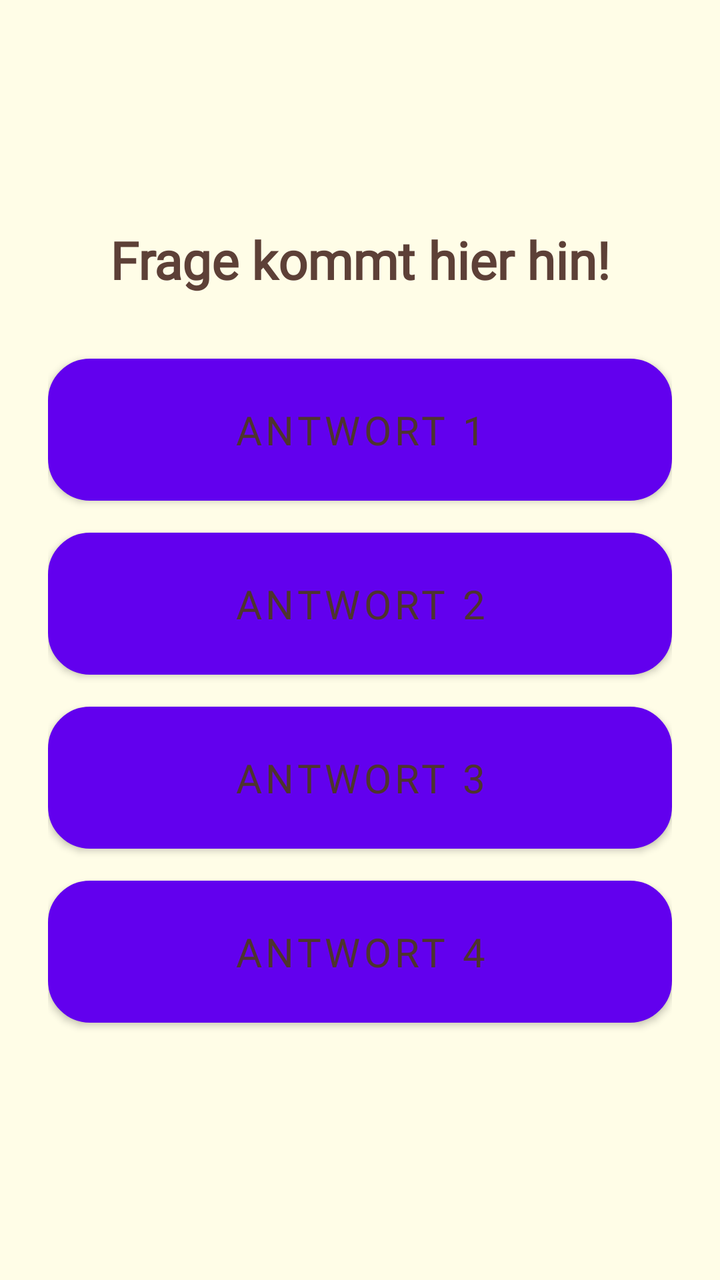
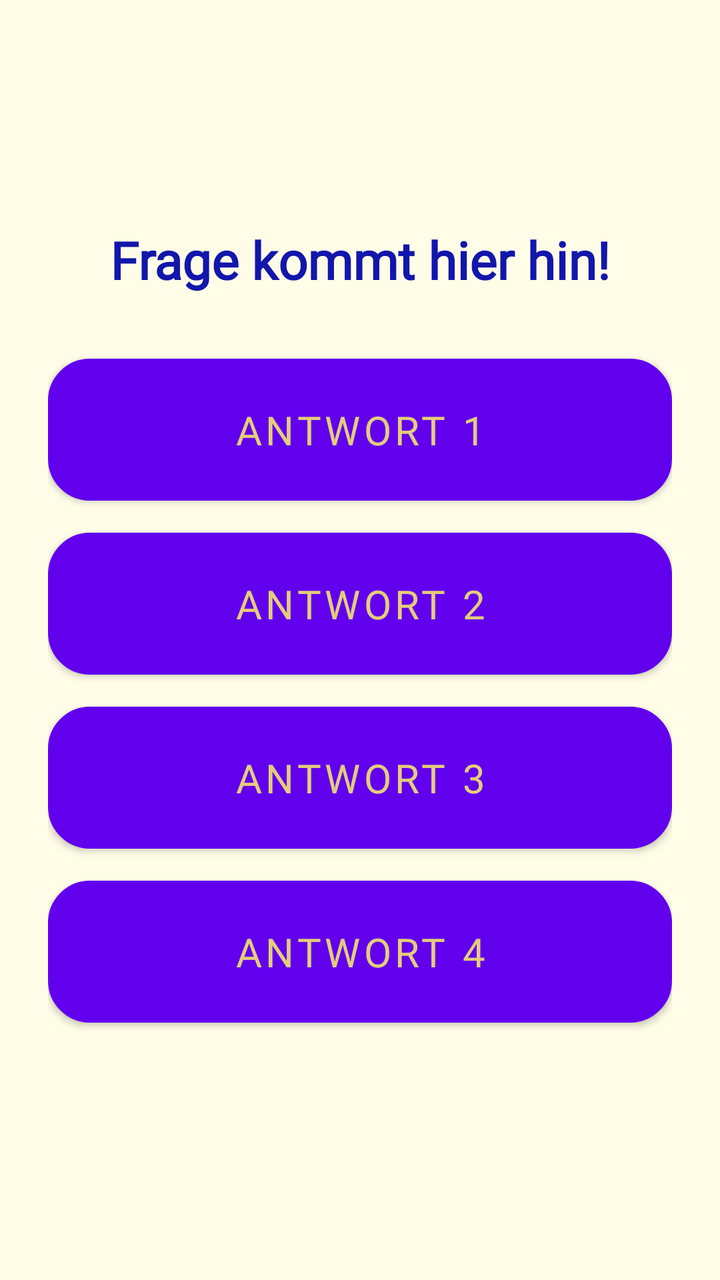

Compare the two renders of this Android layout. The source of the first and the diff that turns it into the second are given below.
<!-- AndroidManifest.xml: application theme Theme.ARApp -->
<!-- res/layout/activity_quiz.xml -->
<?xml version="1.0" encoding="utf-8"?>
<LinearLayout xmlns:android="http://schemas.android.com/apk/res/android"
    android:layout_width="match_parent"
    android:layout_height="match_parent"
    android:orientation="vertical"
    android:padding="24dp"
    android:gravity="center"
    android:background="#FFFDE7">

    <TextView
        android:id="@+id/quizQuestion"
        android:layout_width="match_parent"
        android:layout_height="wrap_content"
        android:text="Frage kommt hier hin!"
        android:textSize="26sp"
        android:textStyle="bold"
        android:fontFamily="@font/comic_reg"
        android:gravity="center"
        android:layout_marginBottom="32dp"
        android:textColor="#5D4037" />

    <Button
        android:id="@+id/answer1"
        style="@style/QuizButtonStyle"
        android:text="Antwort 1" />

    <Button
        android:id="@+id/answer2"
        style="@style/QuizButtonStyle"
        android:text="Antwort 2" />

    <Button
        android:id="@+id/answer3"
        style="@style/QuizButtonStyle"
        android:text="Antwort 3" />

    <Button
        android:id="@+id/answer4"
        style="@style/QuizButtonStyle"
        android:text="Antwort 4" />

</LinearLayout>
<!-- resources referenced by this layout -->
<resources>
  <style name="QuizButtonStyle">
          <item name="android:layout_width">match_parent</item>
          <item name="android:layout_height">wrap_content</item>
          <item name="android:fontFamily">@font/comic_reg</item>
          <item name="android:textSize">20sp</item>
          <item name="android:layout_marginBottom">16dp</item>
          <item name="android:backgroundTint">#FFECB3</item>
          <item name="android:textColor">#4E342E</item>
          <item name="android:padding">16dp</item>
          <item name="android:background">@drawable/rounded_button</item>
      </style>
  <style name="Theme.ARApp" parent="Theme.MaterialComponents.DayNight.DarkActionBar">
          
          <item name="colorPrimary">@color/purple_500</item>
          <item name="colorPrimaryVariant">@color/purple_700</item>
          <item name="colorOnPrimary">@color/white</item>
          
          <item name="colorSecondary">@color/teal_200</item>
          <item name="colorSecondaryVariant">@color/teal_700</item>
          <item name="colorOnSecondary">@color/black</item>
          
          <item name="android:statusBarColor">?attr/colorPrimaryVariant</item>
          
      </style>
  <!-- drawable rounded_button (drawable) -->
  <?xml version="1.0" encoding="utf-8"?>
  <shape xmlns:android="http://schemas.android.com/apk/res/android"
      android:shape="rectangle">
      <solid android:color="#FFECB3" />
      <corners android:radius="20dp" />
      <stroke android:width="2dp" android:color="#FFD54F"/>
  </shape>
  <color name="purple_500">#FF6200EE</color>
  <color name="purple_700">#FF3700B3</color>
  <color name="white">#FFFFFFFF</color>
  <color name="teal_200">#FF03DAC5</color>
  <color name="teal_700">#FF018786</color>
  <color name="black">#FF000000</color>
</resources>

<!-- the commit's change to res/layout/activity_quiz.xml (unified diff, before → after) -->
@@ -11,32 +11,36 @@
         android:id="@+id/quizQuestion"
         android:layout_width="match_parent"
         android:layout_height="wrap_content"
-        android:text="Frage kommt hier hin!"
+        android:text="@string/frage_kommt_hier_hin"
         android:textSize="26sp"
         android:textStyle="bold"
         android:fontFamily="@font/comic_reg"
         android:gravity="center"
         android:layout_marginBottom="32dp"
-        android:textColor="#5D4037" />
+        android:textColor="#1216AB" />
 
     <Button
         android:id="@+id/answer1"
         style="@style/QuizButtonStyle"
-        android:text="Antwort 1" />
+        android:text="@string/antwort_1"
+        android:textColor="#E4CD7A"/>
 
     <Button
         android:id="@+id/answer2"
         style="@style/QuizButtonStyle"
-        android:text="Antwort 2" />
+        android:text="@string/antwort_2"
+        android:textColor="#E4CD7A"/>
 
     <Button
         android:id="@+id/answer3"
         style="@style/QuizButtonStyle"
-        android:text="Antwort 3" />
+        android:text="@string/antwort_3"
+        android:textColor="#E4CD7A"/>
 
     <Button
         android:id="@+id/answer4"
         style="@style/QuizButtonStyle"
-        android:text="Antwort 4" />
+        android:text="@string/antwort_4"
+        android:textColor="#E4CD7A"/>
 
 </LinearLayout>
<!-- resource entries referenced after the edit -->
@@ -1,5 +1,10 @@
 <!-- resources referenced by this layout -->
 <resources>
+  <string name="antwort_1">Antwort 1</string>
+  <string name="antwort_2">Antwort 2</string>
+  <string name="antwort_3">Antwort 3</string>
+  <string name="antwort_4">Antwort 4</string>
+  <string name="frage_kommt_hier_hin">Frage kommt hier hin!</string>
   <style name="QuizButtonStyle">
           <item name="android:layout_width">match_parent</item>
           <item name="android:layout_height">wrap_content</item>
